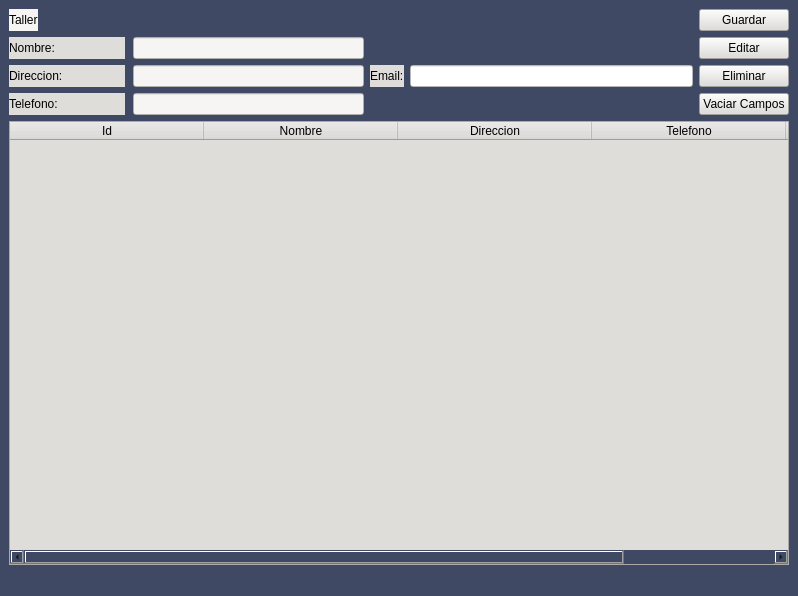
Before: the Qt Designer form Proyecto/Interfaces/Ui/Vw_taller.ui in EdCenten0/MAPA-Python, drawn with Qt 5.
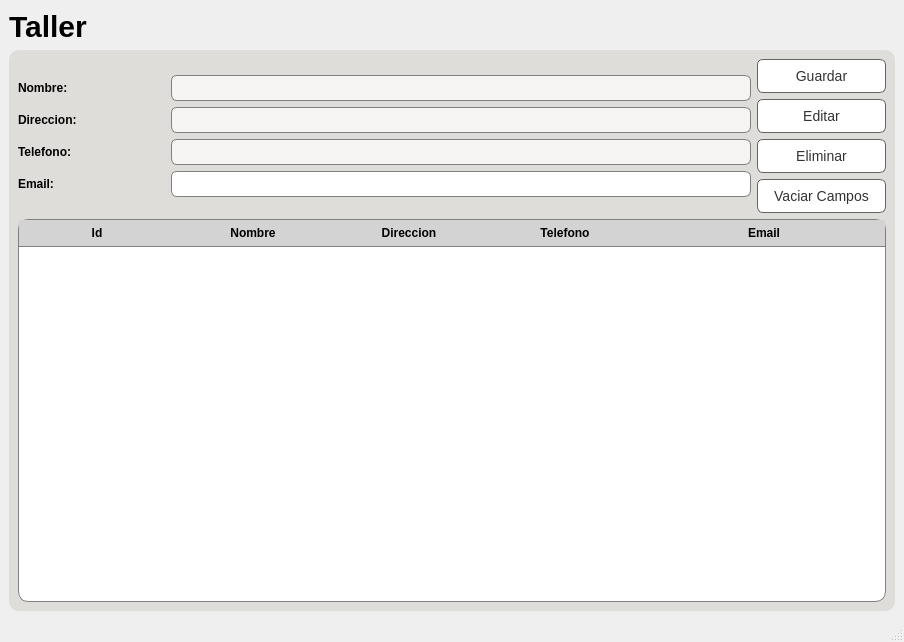
After: the same form once the commit is applied.

Commit message: Cambios de diseño en el formulario de taller

```diff
--- a/Proyecto/Interfaces/Ui/Vw_taller.ui
+++ b/Proyecto/Interfaces/Ui/Vw_taller.ui
@@ -6,61 +6,118 @@
    <rect>
     <x>0</x>
     <y>0</y>
-    <width>798</width>
-    <height>596</height>
+    <width>904</width>
+    <height>642</height>
    </rect>
   </property>
   <property name="windowTitle">
    <string>Taller</string>
   </property>
   <property name="styleSheet">
-   <string notr="true">background-color: rgb(63, 73, 100);</string>
+   <string notr="true"/>
   </property>
   <widget class="QWidget" name="centralwidget">
-   <layout class="QGridLayout" name="gridLayout_4">
+   <layout class="QGridLayout" name="gridLayout_10">
     <item row="0" column="0">
-     <layout class="QHBoxLayout" name="horizontalLayout_3">
-      <property name="spacing">
-       <number>35</number>
-      </property>
-      <property name="leftMargin">
-       <number>0</number>
-      </property>
-      <property name="topMargin">
-       <number>0</number>
-      </property>
-      <property name="rightMargin">
-       <number>284</number>
-      </property>
-      <property name="bottomMargin">
-       <number>0</number>
-      </property>
-      <item>
        <widget class="QLabel" name="label">
         <property name="styleSheet">
-         <string notr="true">background-color: rgb(246, 245, 244);
-</string>
+       <string notr="true">font-family:&quot;Inter&quot;, sans-serif;
+font-size:30px;
+font-weight:500;</string>
         </property>
         <property name="text">
          <string>Taller</string>
         </property>
        </widget>
       </item>
-      <item>
-       <widget class="QLabel" name="lblID">
+    <item row="1" column="0">
+     <widget class="QFrame" name="frame">
         <property name="styleSheet">
-         <string notr="true">background-color: rgb(63, 73, 100);
-color: rgb(63, 73, 100);</string>
-        </property>
-        <property name="text">
-         <string/>
-        </property>
-       </widget>
-      </item>
-     </layout>
-    </item>
+       <string notr="true">QFrame{
+	background-color: rgb(222, 221, 218);
+	border:none;
+}
+QPushButton {
+	background-color:rgb(255, 255, 255);
+	border:1px solid rgb(100,100,100);
+	color:rgb(50,50,50);
+    padding: 8px 16px;
+    border-radius: 6px;
+    font-size: 14px;
+}
+
+QPushButton:hover {
+    background-color: #D6D2D1;
+}
+
+QPushButton:pressed {
+    background-color: #52c7ff;
+}
+
+QLabel{
+		font-weight:500;
+}
+
+*{
+		font-family:&quot;Inter&quot;, sans-serif;
+		
+}
+
+QFrame{
+		background-color: rgb(222, 221, 218);
+		border-radius:10%;
+}
+
+QLineEdit {
+    background-color: white;
+    border: 1px solid gray;
+    padding: 4px;
+    border-radius: 6px;
+    font-size: 12px;
+}
+
+QLineEdit:focus {
+    border-color: #3daee9;
+    outline: none;
+}
+
+QLineEdit::hover {
+    background-color: #f0f0f0;
+}
+
+QTextEdit {
+    background-color: white;
+    border: 1px solid gray;
+    padding: 4px;
+    border-radius: 6px;
+    font-size: 12px;
+}
+
+QTextEdit:focus {
+    border-color: #3daee9;
+    outline: none;
+}
+
+QTextEdit::hover {
+    background-color: #f0f0f0;
+}
+</string>
+      </property>
+      <property name="frameShape">
+       <enum>QFrame::StyledPanel</enum>
+      </property>
+      <property name="frameShadow">
+       <enum>QFrame::Raised</enum>
+      </property>
+      <layout class="QGridLayout" name="gridLayout_4">
+       <item row="0" column="0">
+        <layout class="QVBoxLayout" name="verticalLayout">
+         <item>
+          <layout class="QHBoxLayout" name="horizontalLayout">
+           <item>
+            <layout class="QGridLayout" name="gridLayout_6">
     <item row="1" column="0">
-     <layout class="QGridLayout" name="gridLayout" rowstretch="0,0,0" columnstretch="3,6">
+              <layout class="QGridLayout" name="gridLayout" rowstretch="0,0,0,0" columnstretch="1,4">
       <property name="sizeConstraint">
        <enum>QLayout::SetDefaultConstraint</enum>
       </property>
@@ -79,13 +136,6 @@
       <property name="verticalSpacing">
        <number>6</number>
       </property>
-      <item row="0" column="1">
-       <widget class="QLineEdit" name="txtNombre">
-        <property name="styleSheet">
-         <string notr="true">background-color: rgb(246, 245, 244);</string>
-        </property>
-       </widget>
-      </item>
       <item row="0" column="0">
        <widget class="QLabel" name="lblNombre">
         <property name="styleSheet">
@@ -96,23 +146,6 @@
         </property>
        </widget>
       </item>
-      <item row="1" column="1">
-       <widget class="QLineEdit" name="txtDireccion">
-        <property name="styleSheet">
-         <string notr="true">background-color: rgb(246, 245, 244);</string>
-        </property>
-       </widget>
-      </item>
-      <item row="2" column="0">
-       <widget class="QLabel" name="lblTelefono">
-        <property name="styleSheet">
-         <string notr="true">background-color: rgb(222, 221, 218);</string>
-        </property>
-        <property name="text">
-         <string>Telefono:</string>
-        </property>
-       </widget>
-      </item>
       <item row="2" column="1">
        <widget class="QLineEdit" name="txtTelefono">
         <property name="styleSheet">
@@ -120,6 +153,30 @@
         </property>
        </widget>
       </item>
+               <item row="2" column="0">
+                <widget class="QLabel" name="lblTelefono">
+                 <property name="styleSheet">
+                  <string notr="true">background-color: rgb(222, 221, 218);</string>
+                 </property>
+                 <property name="text">
+                  <string>Telefono:</string>
+                 </property>
+                </widget>
+               </item>
+               <item row="1" column="1">
+                <widget class="QLineEdit" name="txtDireccion">
+                 <property name="styleSheet">
+                  <string notr="true">background-color: rgb(246, 245, 244);</string>
+                 </property>
+                </widget>
+               </item>
+               <item row="0" column="1">
+                <widget class="QLineEdit" name="txtNombre">
+                 <property name="styleSheet">
+                  <string notr="true">background-color: rgb(246, 245, 244);</string>
+                 </property>
+                </widget>
+               </item>
       <item row="1" column="0">
        <widget class="QLabel" name="lblDIreccion">
         <property name="styleSheet">
@@ -130,18 +187,203 @@
         </property>
        </widget>
       </item>
-     </layout>
-    </item>
-    <item row="2" column="0" colspan="3">
-     <layout class="QVBoxLayout" name="verticalLayout_2">
+               <item row="3" column="0">
+                <widget class="QLabel" name="lblEmail">
+                 <property name="styleSheet">
+                  <string notr="true">background-color: rgb(222, 221, 218);</string>
+                 </property>
+                 <property name="text">
+                  <string>Email:</string>
+                 </property>
+                </widget>
+               </item>
+               <item row="3" column="1">
+                <widget class="QLineEdit" name="txtEmail">
+                 <property name="styleSheet">
+                  <string notr="true">background-color: rgb(255, 255, 255);</string>
+                 </property>
+                </widget>
+               </item>
+              </layout>
+             </item>
+            </layout>
+           </item>
       <item>
+            <layout class="QGridLayout" name="gridLayout_7">
+             <item row="2" column="0">
+              <widget class="QPushButton" name="btnEliminar">
+               <property name="styleSheet">
+                <string notr="true">QPushButton {
+	background-color:rgb(255, 255, 255);
+	border:1px solid rgb(100,100,100);
+	color:rgb(50,50,50);
+    padding: 8px 16px;
+    border-radius: 6px;
+    font-size: 14px;
+}
+
+QPushButton:hover {
+    background-color: #D6D2D1;
+}
+
+QPushButton:pressed {
+    background-color: #52c7ff;
+}
+</string>
+               </property>
+               <property name="text">
+                <string>Eliminar</string>
+               </property>
+              </widget>
+             </item>
+             <item row="0" column="0">
+              <widget class="QPushButton" name="btnGuardar">
+               <property name="styleSheet">
+                <string notr="true">QPushButton {
+	background-color:rgb(255, 255, 255);
+	border:1px solid rgb(100,100,100);
+	color:rgb(50,50,50);
+    padding: 8px 16px;
+    border-radius: 6px;
+    font-size: 14px;
+}
+
+QPushButton:hover {
+    background-color: #D6D2D1;
+}
+
+QPushButton:pressed {
+    background-color: #52c7ff;
+}
+</string>
+               </property>
+               <property name="text">
+                <string>Guardar</string>
+               </property>
+              </widget>
+             </item>
+             <item row="1" column="0">
+              <widget class="QPushButton" name="btnEditar">
+               <property name="styleSheet">
+                <string notr="true">QPushButton {
+	background-color:rgb(255, 255, 255);
+	border:1px solid rgb(100,100,100);
+	color:rgb(50,50,50);
+    padding: 8px 16px;
+    border-radius: 6px;
+    font-size: 14px;
+}
+
+QPushButton:hover {
+    background-color: #D6D2D1;
+}
+
+QPushButton:pressed {
+    background-color: #52c7ff;
+}
+</string>
+               </property>
+               <property name="text">
+                <string>Editar</string>
+               </property>
+              </widget>
+             </item>
+             <item row="3" column="0">
+              <widget class="QPushButton" name="btnVaciarCampos">
+               <property name="styleSheet">
+                <string notr="true">QPushButton {
+	background-color:rgb(255, 255, 255);
+	border:1px solid rgb(100,100,100);
+	color:rgb(50,50,50);
+    padding: 8px 16px;
+    border-radius: 6px;
+    font-size: 14px;
+}
+
+QPushButton:hover {
+    background-color: #D6D2D1;
+}
+
+QPushButton:pressed {
+    background-color: #52c7ff;
+}
+</string>
+               </property>
+               <property name="text">
+                <string>Vaciar Campos</string>
+               </property>
+              </widget>
+             </item>
+            </layout>
+           </item>
+          </layout>
+         </item>
+         <item>
+          <layout class="QGridLayout" name="gridLayout_5">
+           <item row="0" column="0">
        <widget class="QTableWidget" name="tw_taller">
         <property name="styleSheet">
-         <string notr="true">background-color: rgb(222, 221, 218);
-border-color: rgb(61, 56, 70);</string>
+              <string notr="true">QTableView QHeaderView::section {
+    font-size: 12px;
+    font-weight: bold;
+    background-color: lightgray;
+    padding: 4px;
+    border: none;
+    border-bottom: 1px solid gray;
+}
+
+QTableView {
+    background-color: white;
+    border: 1px solid gray;
+}
+
+QTableView QScrollBar:vertical {
+    width: 14px;
+    background-color: lightgray;
+}
+
+QTableView QScrollBar::handle:vertical {
+    background-color: gray;
+    border-radius: 7px;
+}
+
+QTableView QScrollBar::add-line:vertical,
+QTableView QScrollBar::sub-line:vertical {
+    background-color: transparent;
+}
+
+QTableView QScrollBar::add-page:vertical,
+QTableView QScrollBar::sub-page:vertical {
+    background-color: transparent;
+}
+
+QTableView QScrollBar:horizontal {
+    height: 14px;
+    background-color: lightgray;
+}
+
+QTableView QScrollBar::handle:horizontal {
+    background-color: gray;
+    border-radius: 7px;
+}
+
+QTableView QScrollBar::add-line:horizontal,
+QTableView QScrollBar::sub-line:horizontal {
+    background-color: transparent;
+}
+
+QTableView QScrollBar::add-page:horizontal,
+QTableView QScrollBar::sub-page:horizontal {
+    background-color: transparent;
+}
+
+</string>
         </property>
         <attribute name="horizontalHeaderDefaultSectionSize">
-         <number>194</number>
+              <number>156</number>
+             </attribute>
+             <attribute name="horizontalHeaderStretchLastSection">
+              <bool>true</bool>
         </attribute>
         <attribute name="verticalHeaderDefaultSectionSize">
          <number>30</number>
@@ -176,75 +418,12 @@
         </column>
        </widget>
       </item>
-      <item>
-       <layout class="QVBoxLayout" name="verticalLayout_3"/>
-      </item>
-     </layout>
-    </item>
-    <item row="0" column="2" rowspan="2">
-     <layout class="QGridLayout" name="gridLayout_3" rowstretch="0,0,0,0" columnstretch="0">
-      <item row="1" column="0">
-       <widget class="QPushButton" name="btnEditar">
-        <property name="styleSheet">
-         <string notr="true">background-color: rgb(222, 221, 218);</string>
-        </property>
-        <property name="text">
-         <string>Editar</string>
-        </property>
-       </widget>
-      </item>
-      <item row="0" column="0">
-       <widget class="QPushButton" name="btnGuardar">
-        <property name="styleSheet">
-         <string notr="true">background-color: rgb(222, 221, 218);</string>
-        </property>
-        <property name="text">
-         <string>Guardar</string>
-        </property>
-       </widget>
-      </item>
-      <item row="2" column="0">
-       <widget class="QPushButton" name="btnEliminar">
-        <property name="styleSheet">
-         <string notr="true">background-color: rgb(222, 221, 218);</string>
-        </property>
-        <property name="text">
-         <string>Eliminar</string>
-        </property>
-       </widget>
-      </item>
-      <item row="3" column="0">
-       <widget class="QPushButton" name="btnVaciarCampos">
-        <property name="styleSheet">
-         <string notr="true">background-color: rgb(222, 221, 218);</string>
-        </property>
-        <property name="text">
-         <string>Vaciar Campos</string>
-        </property>
-       </widget>
-      </item>
-     </layout>
-    </item>
-    <item row="1" column="1">
-     <layout class="QGridLayout" name="gridLayout_2">
-      <item row="0" column="1">
-       <widget class="QLineEdit" name="txtEmail">
-        <property name="styleSheet">
-         <string notr="true">background-color: rgb(255, 255, 255);</string>
-        </property>
-       </widget>
-      </item>
-      <item row="0" column="0">
-       <widget class="QLabel" name="lblEmail">
-        <property name="styleSheet">
-         <string notr="true">background-color: rgb(222, 221, 218);</string>
-        </property>
-        <property name="text">
-         <string>Email:</string>
-        </property>
-       </widget>
-      </item>
-     </layout>
+          </layout>
+         </item>
+        </layout>
+       </item>
+      </layout>
+     </widget>
     </item>
    </layout>
   </widget>
```
Lines whose indentation alone changed are shown as unchanged. The commit also changes 1 other file.
